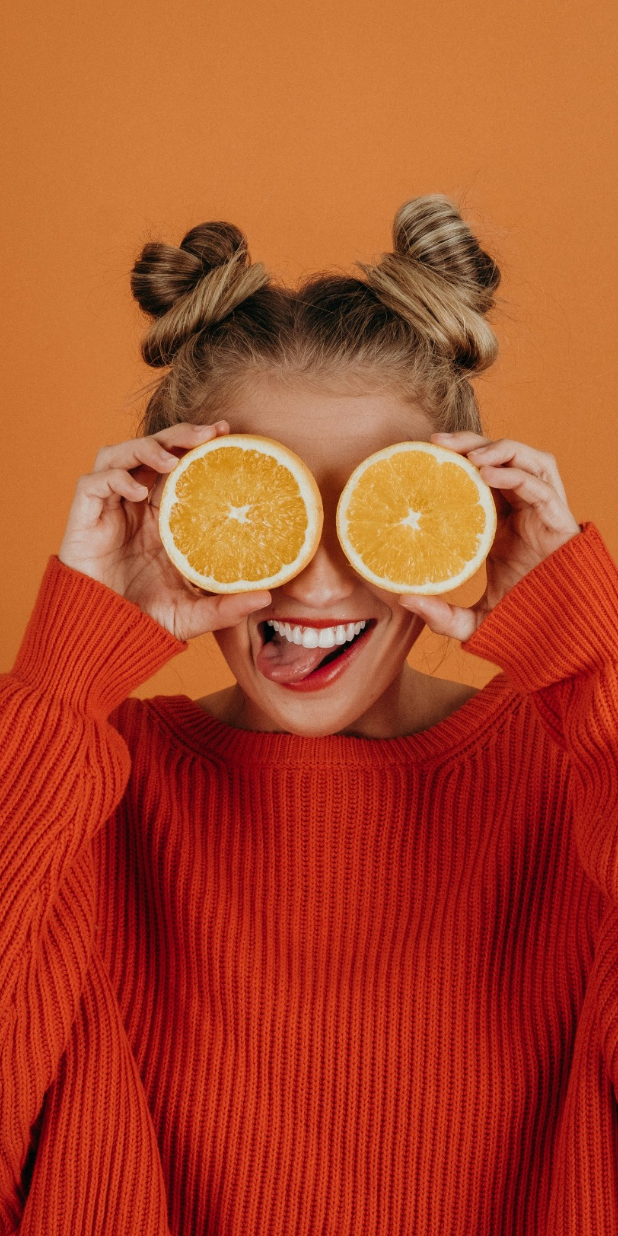
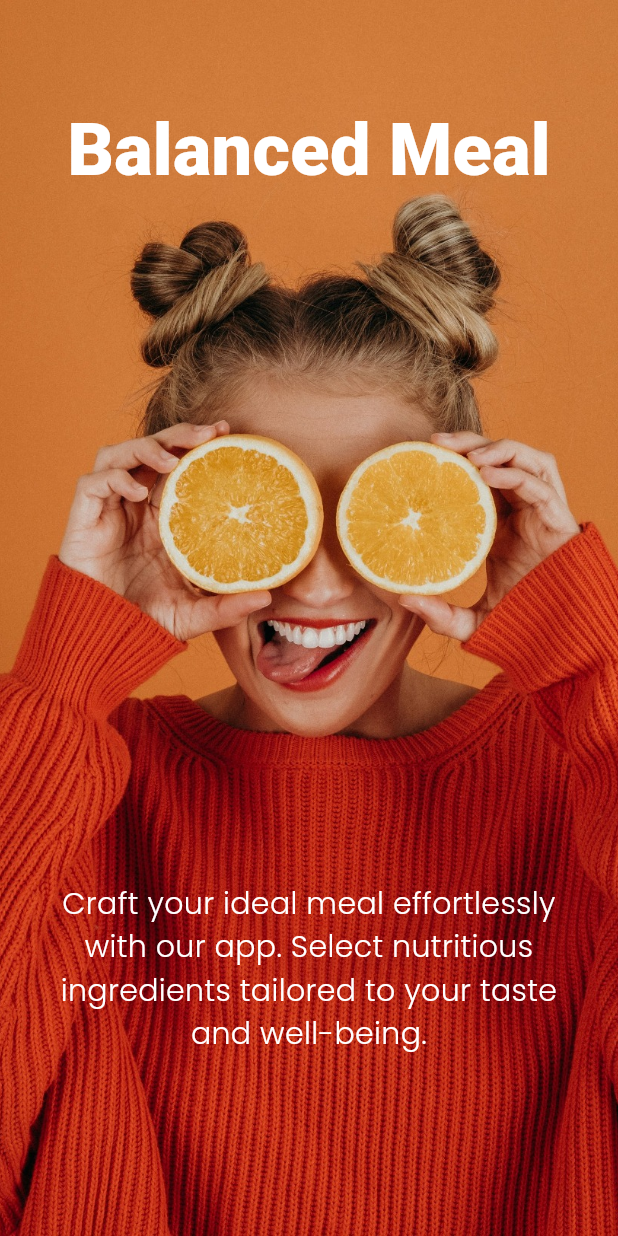
Before and after one commit to Eslamadelelkhouly/Balanced-Meal, a Flutter app: the screen it shows after launch, on a phone screen of 412 x 824 dp. Run offline on Flutter 3.47's test engine with Material 3 defaults, Android fonts, the phone set to English and light mode, and no system bars; our stand-ins replace go_router, google_fonts.

Commit message:
create custom container description

```diff
--- a/lib/core/utils/style.dart
+++ b/lib/core/utils/style.dart
@@ -6,4 +6,8 @@ abstract class AppStyle {
     fontSize: 48,
     fontWeight: FontWeight.w800,
   );
+  static TextStyle textStyleregular20poppins = GoogleFonts.poppins(
+    fontSize: 20,
+    fontWeight: FontWeight.w300,
+  );
 }
--- /dev/null
+++ b/lib/features/welcom screen/presentation/views/widgets/custom_description_container.dart
@@ -0,0 +1,23 @@
+import 'package:balancedmeal/core/utils/style.dart';
+import 'package:flutter/material.dart';
+
+class CustomDiscriptionContainer extends StatelessWidget {
+  const CustomDiscriptionContainer({
+    super.key,
+  });
+
+  @override
+  Widget build(BuildContext context) {
+    return Container(
+      width: MediaQuery.of(context).size.width * 0.9,
+      height: 120,
+      child: Text(
+        textAlign: TextAlign.center,
+        'Craft your ideal meal effortlessly with our app. Select nutritious ingredients tailored to your taste and well-being.',
+        style: AppStyle.textStyleregular20poppins.copyWith(
+          color: Colors.white,
+        ),
+      ),
+    );
+  }
+}
--- a/lib/features/welcom screen/presentation/views/widgets/splash_view_body.dart
+++ b/lib/features/welcom screen/presentation/views/widgets/splash_view_body.dart
@@ -1,4 +1,6 @@
 import 'package:balancedmeal/core/utils/Images.dart';
+import 'package:balancedmeal/core/utils/style.dart';
+import 'package:balancedmeal/features/welcom%20screen/presentation/views/widgets/custom_description_container.dart';
 import 'package:flutter/material.dart';
 
 class WelcomViewBody extends StatelessWidget {
@@ -10,13 +12,28 @@ class WelcomViewBody extends StatelessWidget {
       width: double.infinity,
       height: double.infinity,
       decoration: const BoxDecoration(
-        image: DecorationImage(
-          image: AssetImage(Images.backgrounimagewelcomview),
-          fit: BoxFit.cover
-        )
-      ),
+          image: DecorationImage(
+              image: AssetImage(Images.backgrounimagewelcomview),
+              fit: BoxFit.cover)),
       child: Column(
+        crossAxisAlignment: CrossAxisAlignment.center,
         children: [
+          SizedBox(
+            height: MediaQuery.of(context).size.height * 0.08,
+          ),
+          Text(
+            'Balanced Meal',
+            style: AppStyle.textStyle48bold.copyWith(
+              color: Colors.white,
+            ),
+          ),
+          SizedBox(
+            height: MediaQuery.of(context).size.height * 0.55,
+          ),
+          CustomDiscriptionContainer(),
+          SizedBox(
+            height: MediaQuery.of(context).size.height * 0.08,
+          ),
 
         ],
       ),
```
